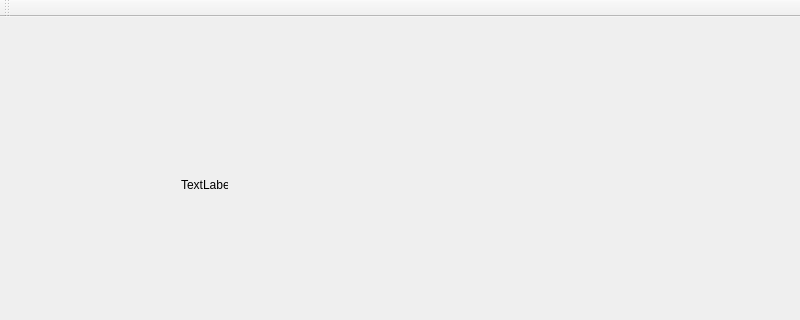
i-oktav-i/Chess, file Шахматы/Chess.ui: the form before one commit; both pictures show x 0 to 800 and y 0 to 320 of the 800 by 800 pixel window.
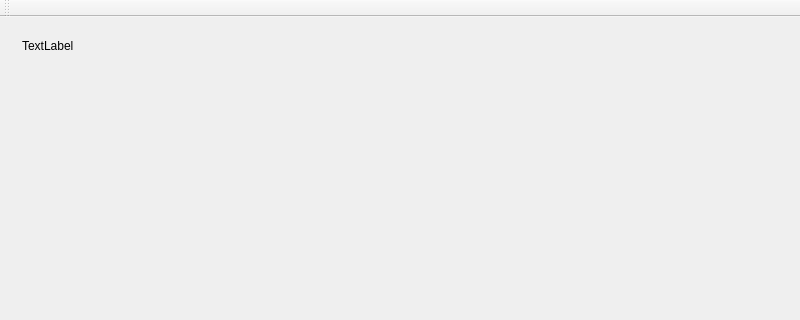
The form after the commit. Custom widgets are drawn as their Qt base class.

Patch:
```diff
--- a/Шахматы/Chess.ui
+++ b/Шахматы/Chess.ui
@@ -22,20 +22,35 @@
   <widget class="QWidget" name="centralWidget">
    <layout class="QVBoxLayout" name="verticalLayout">
     <item>
-     <widget class="ChessBoardWidget" name="widget" native="true">
-      <widget class="QLabel" name="label">
-       <property name="geometry">
-        <rect>
-         <x>170</x>
-         <y>150</y>
-         <width>47</width>
-         <height>13</height>
-        </rect>
+     <widget class="ChessBoardWidget" name="chessBoard" native="true">
+      <layout class="QGridLayout" name="gridLayout">
+       <item row="0" column="0">
+        <widget class="QLabel" name="turns">
+         <property name="maximumSize">
+          <size>
+           <width>16777215</width>
+           <height>30</height>
+          </size>
        </property>
        <property name="text">
         <string>TextLabel</string>
        </property>
       </widget>
+       </item>
+       <item row="1" column="0">
+        <spacer name="verticalSpacer">
+         <property name="orientation">
+          <enum>Qt::Vertical</enum>
+         </property>
+         <property name="sizeHint" stdset="0">
+          <size>
+           <width>20</width>
+           <height>40</height>
+          </size>
+         </property>
+        </spacer>
+       </item>
+      </layout>
      </widget>
     </item>
    </layout>
```
Lines whose indentation alone changed are shown as unchanged.
